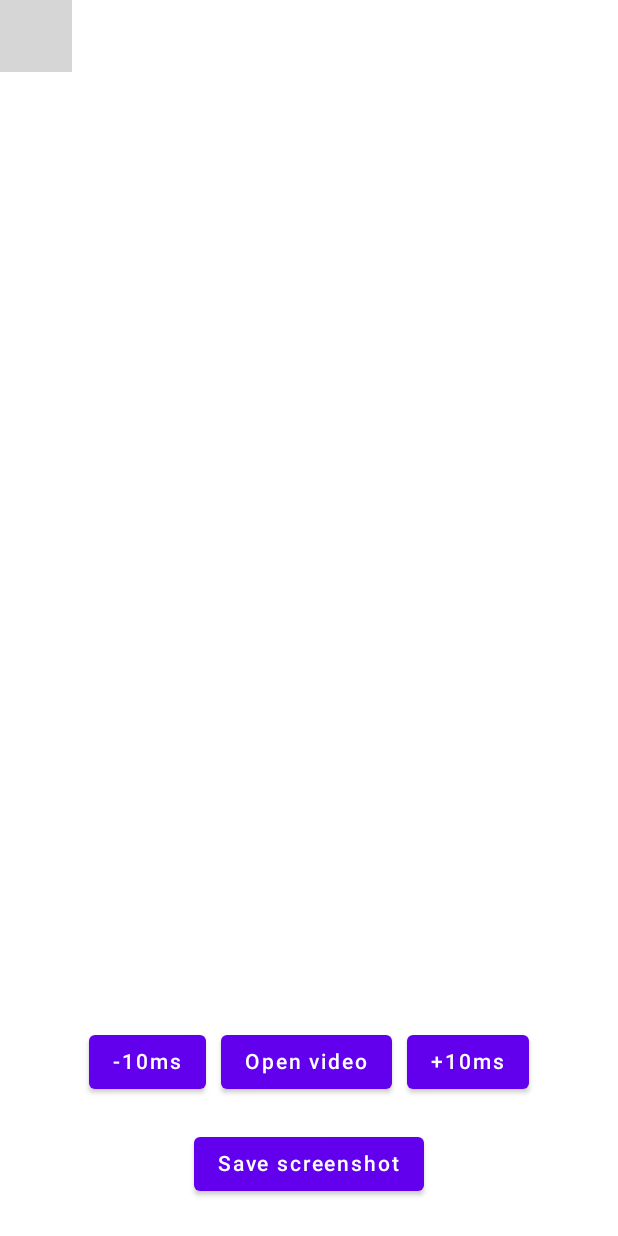
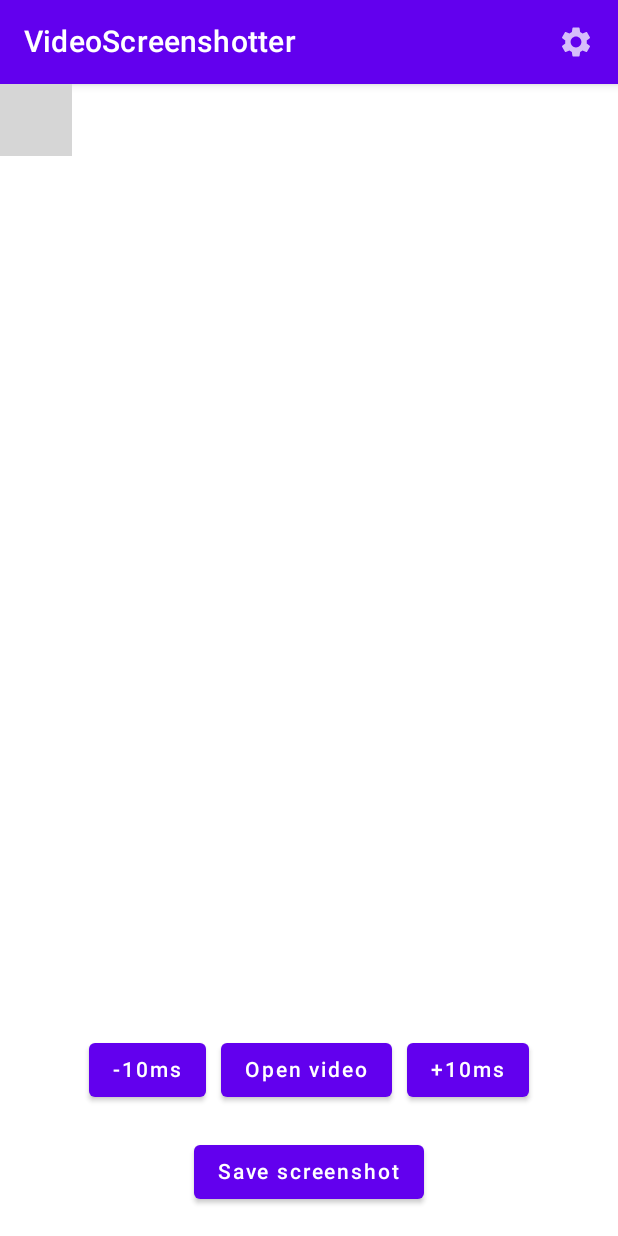
Before and after one commit to fuomag9/videoscreenshotter, an Android app built with Jetpack Compose: the screen it shows after launch (MainActivity), after a tap on "Open video", on a phone screen of 412 x 824 dp. Run offline under Robolectric (Android 15) with nearby library versions, the phone set to English and light mode, and no system bars; libraries missing offline, so code that uses them is left out: com.google.android.exoplayer2, com.google.android.gms; 2 statements that could not run were skipped; grey boxes are pictures that could not be loaded.

Commit message:
Added license information and made button make sounds on click

```diff
--- a/app/src/main/java/com/fuomag9/videoscreenshotter/MainActivity.kt
+++ b/app/src/main/java/com/fuomag9/videoscreenshotter/MainActivity.kt
@@ -10,10 +10,6 @@ import androidx.activity.compose.rememberLauncherForActivityResult
 import androidx.activity.compose.setContent
 import androidx.activity.result.contract.ActivityResultContracts
 import androidx.compose.foundation.layout.*
-import androidx.compose.material.Button
-import androidx.compose.material.MaterialTheme
-import androidx.compose.material.Surface
-import androidx.compose.material.Text
 import androidx.compose.runtime.Composable
 import androidx.compose.runtime.MutableState
 import androidx.compose.runtime.mutableStateOf
@@ -38,6 +34,13 @@ import java.io.FileOutputStream
 import java.io.IOException
 import android.content.Intent
 import android.widget.Toast
+import androidx.compose.material.*
+import androidx.compose.material.icons.Icons
+import androidx.compose.material.icons.filled.Menu
+import androidx.compose.material.icons.filled.Settings
+import androidx.core.content.ContextCompat.startActivity
+import com.google.android.gms.oss.licenses.OssLicensesMenuActivity
+import kotlinx.coroutines.launch
 
 
 class MainActivity : ComponentActivity() {
@@ -51,7 +54,7 @@ class MainActivity : ComponentActivity() {
 
         val intent = intent
         val action = intent.action
-        var uri : Uri? = null
+        var uri: Uri? = null
 
         if (Intent.ACTION_VIEW == action) {
             uri = intent.data
@@ -80,16 +83,37 @@ fun MainFunction(VideoUri: Uri? = null) {
         SimpleExoPlayer.Builder(context).build().apply {
         }
     }
+    Scaffold(topBar = {
+        TopAppBar(
+            title = { Text("VideoScreenshotter") },
+            actions = {
+                SoundIconButton(onClick = {
+                    context.startActivity(
+                        Intent(
+                            context,
+                            OssLicensesMenuActivity::class.java
+                        )
+                    )
+                })
+
+                {
+                    Icon(Icons.Filled.Settings, contentDescription = "Settings")
+                }
+            }
+        )
+    }) {
         Column() {
-        Box(modifier = Modifier.weight(4f)){
+            Box(modifier = Modifier.weight(4f)) {
                 VideoPlayer(MainActivity.exoplayer, MainActivity.Uri)
             }
 
-        Box(modifier = Modifier.weight(1f)){
+            Box(modifier = Modifier.weight(1f)) {
                 OpenDocumentPicker()
             }
 
         }
+    }
+
 
 }
 
@@ -113,38 +137,37 @@ private fun OpenDocumentPicker() {
         modifier = Modifier.fillMaxSize()
     ) {
         Row(
-            horizontalArrangement = Arrangement.spacedBy(10.dp)) {
-            Button(
-                onClick = { MainActivity.exoplayer.seekTo(MainActivity.exoplayer.currentPosition-10) }
+            horizontalArrangement = Arrangement.spacedBy(10.dp)
+        ) {
+            SoundButton(
+                onClick = { MainActivity.exoplayer.seekTo(MainActivity.exoplayer.currentPosition - 10) }
             ) {
                 Text(text = "-10ms")
             }
-            Button(
+            SoundButton(
                 onClick = { launcher.launch(arrayOf("video/*")) }
             ) {
                 Text(text = "Open video")
             }
-            Button(
-                onClick = {MainActivity.exoplayer.seekTo(MainActivity.exoplayer.currentPosition+10)  }
+            SoundButton(
+                onClick = { MainActivity.exoplayer.seekTo(MainActivity.exoplayer.currentPosition + 10) }
             ) {
                 Text(text = "+10ms")
             }
         }
 
 
-
-
         //Todo: get recycle video filename here
-        Button(
+        SoundButton(
             onClick = {
                 try {
                     val documentFile = DocumentFile.fromSingleUri(context, MainActivity.Uri.value!!)
                     var filename = documentFile!!.name?.substringBeforeLast(".")
                     filename += "-" + MainActivity.exoplayer.currentPosition.toString() + ".png";
                     launchercreate.launch(filename)
-                }
-                catch (e: Exception){
-                    Toast.makeText(context,"You probably did not open a video",Toast.LENGTH_SHORT).show()
+                } catch (e: Exception) {
+                    Toast.makeText(context, "You probably did not open a video", Toast.LENGTH_SHORT)
+                        .show()
                 }
 
             },
--- /dev/null
+++ b/app/src/main/java/com/fuomag9/videoscreenshotter/Utils.kt
@@ -0,0 +1,41 @@
+package com.fuomag9.videoscreenshotter
+
+import android.content.Context
+import android.media.AudioManager
+import androidx.compose.material.Button
+import androidx.compose.runtime.Composable
+import androidx.compose.ui.Modifier
+import androidx.compose.ui.platform.LocalContext
+
+@Composable
+fun SoundIconButton(
+    onClick: () -> Unit,
+    content: @Composable () -> Unit
+) {
+    val context = LocalContext.current
+    androidx.compose.material.IconButton(onClick = { playClickSound(context);onClick() }) {
+        content()
+    }
+}
+
+@Composable
+fun SoundButton(
+    onClick: () -> Unit,
+    modifier: Modifier = Modifier,
+    enabled: Boolean = true,
+    content: @Composable () -> Unit
+) {
+    val context = LocalContext.current
+    Button(
+        onClick = { playClickSound(context);onClick() },
+        modifier = modifier,
+        enabled = enabled
+    ) {
+        content()
+    }
+}
+
+fun playClickSound(context: Context) {
+    val audioManager = context.getSystemService(Context.AUDIO_SERVICE) as AudioManager
+    audioManager.playSoundEffect(AudioManager.FX_KEY_CLICK, 1.0f)
+}
--- a/build.gradle
+++ b/build.gradle
@@ -10,6 +10,7 @@ buildscript {
     dependencies {
         classpath 'com.android.tools.build:gradle:7.0.3'
         classpath "org.jetbrains.kotlin:kotlin-gradle-plugin:1.5.31"
+        classpath "com.google.android.gms:oss-licenses-plugin:0.10.4"
 
         // NOTE: Do not place your application dependencies here; they belong
         // in the individual module build.gradle files
```
Also changed, not shown: app/build.gradle (+5 -2 lines). Lines whose indentation alone changed are shown as unchanged.
